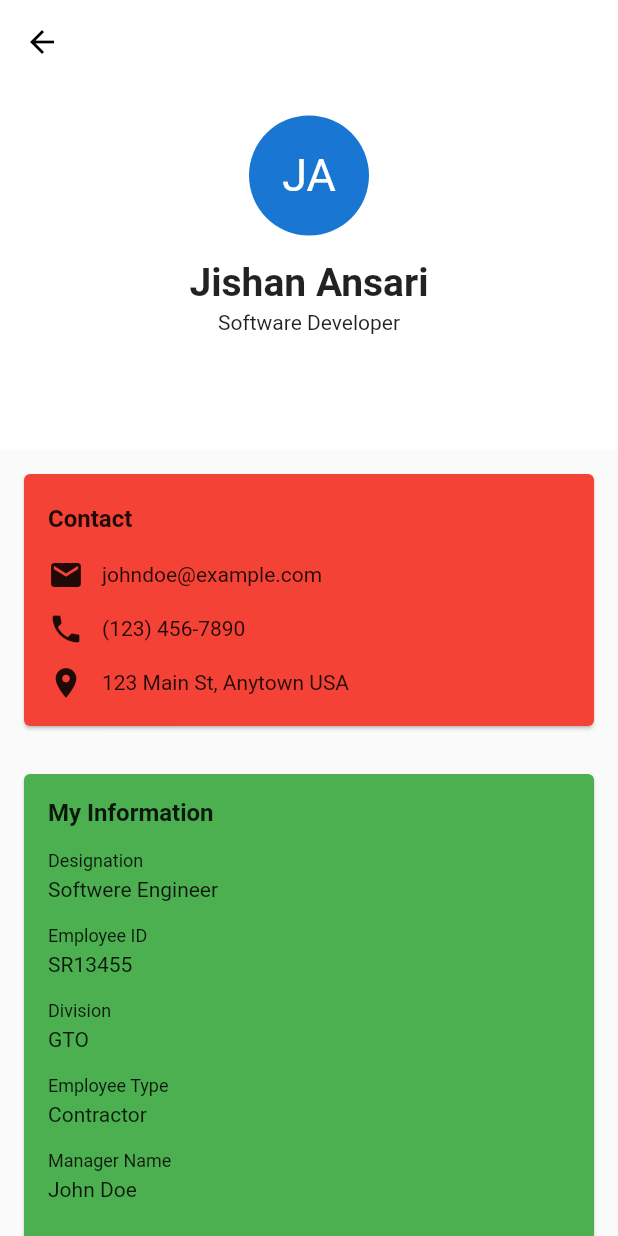
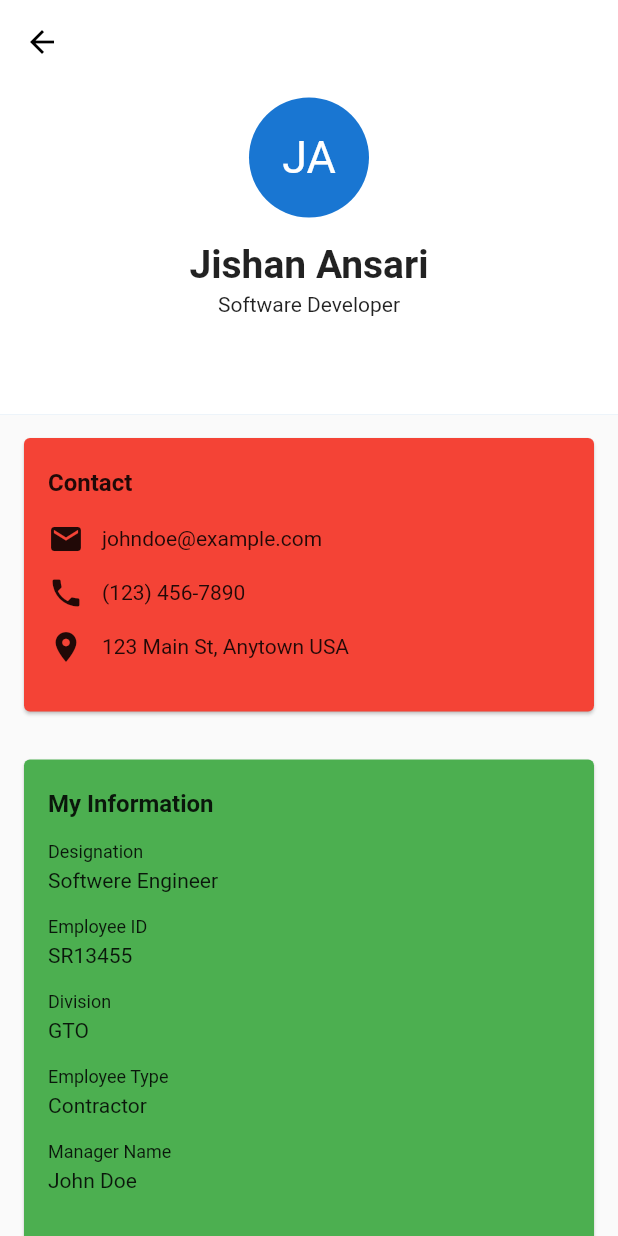
Before and after one commit to Jishan010/SliverAppBar, a Flutter app: the screen it shows after launch, on a phone screen of 412 x 824 dp. Run offline on Flutter 3.47's test engine with Material 2 defaults, Android fonts, the phone set to English and light mode, and no system bars.

Commit message:
updated the size with media query

```diff
--- a/lib/main.dart
+++ b/lib/main.dart
@@ -1,4 +1,5 @@
 import 'package:flutter/material.dart';
+import 'package:silverbar_poc/size_calculator.dart';
 
 void main() {
   runApp(const MyApp());
@@ -40,7 +41,7 @@ class _MyHomePageState extends State<MyHomePage> {
             ),
             titleSpacing: 0,
             pinned: true,
-            expandedHeight: 300,
+            expandedHeight: SizeCalculator.getComponentHeight(context, 0.335),
             flexibleSpace: FlexibleSpaceBar(
               background: Container(
                 color: Colors.white,
@@ -73,7 +74,7 @@ class _MyHomePageState extends State<MyHomePage> {
             child: Column(
               children: [
                 SizedBox(
-                    height: 200.0,
+                    height: SizeCalculator.getComponentHeight(context, 0.260),
                     width: double.infinity,
                     child: Card(
                       color: Colors.red,
@@ -105,18 +106,21 @@ class _MyHomePageState extends State<MyHomePage> {
                       ),
                     )),
                 Container(
-                    height: 350.0,
+                    height: SizeCalculator.getComponentHeight(context, 0.440),
                     width: double.infinity,
                     child: Card(
                       color: Colors.green,
                       margin: EdgeInsets.all(16),
                       child: Padding(
-                        padding: const EdgeInsets.all(16.0),
+                        padding: EdgeInsets.only(left: 16, right: 16),
                         child: Column(
                           crossAxisAlignment: CrossAxisAlignment.start,
                           children: [
-                            Text('My Information',
-                                style: TextStyle(fontSize: 16, fontWeight: FontWeight.bold)),
+                            Padding(
+                              padding: const EdgeInsets.only(top: 20.0),
+                              child: Text('My Information',
+                                  style: TextStyle(fontSize: 16, fontWeight: FontWeight.bold)),
+                            ),
                             SizedBox(
                               height: 16,
                             ),
@@ -131,7 +135,7 @@ class _MyHomePageState extends State<MyHomePage> {
                       ),
                     )),
                 SizedBox(
-                  height: 155.0,
+                  height: SizeCalculator.getComponentHeight(context, 0.190),
                   width: double.infinity,
                   child: Card(
                     shape: RoundedRectangleBorder(),
```
Also changed, not shown: lib/size_calculator.dart (added, +40 -0 lines).
